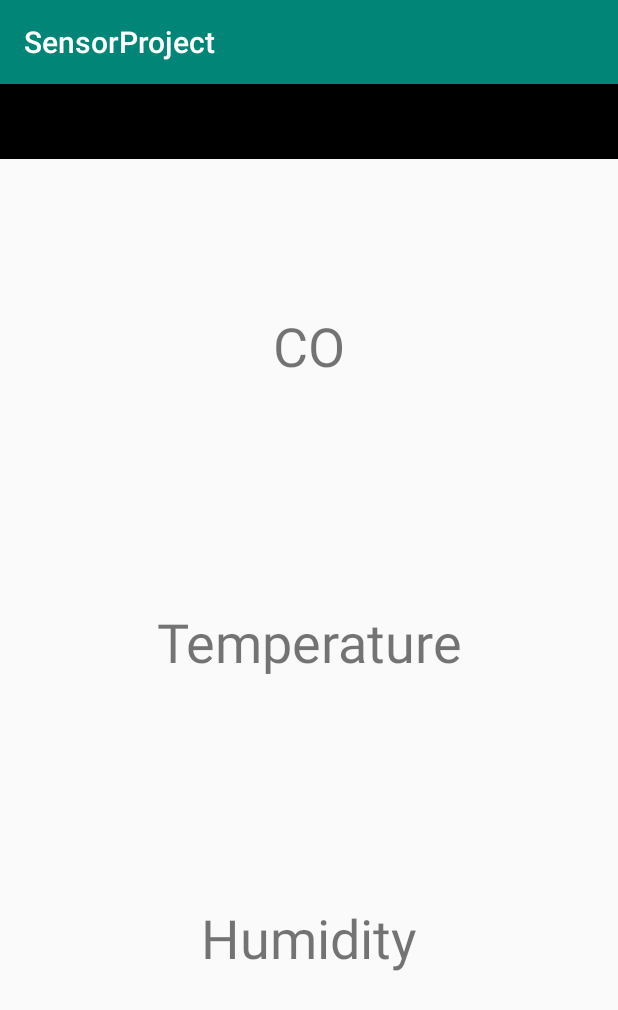
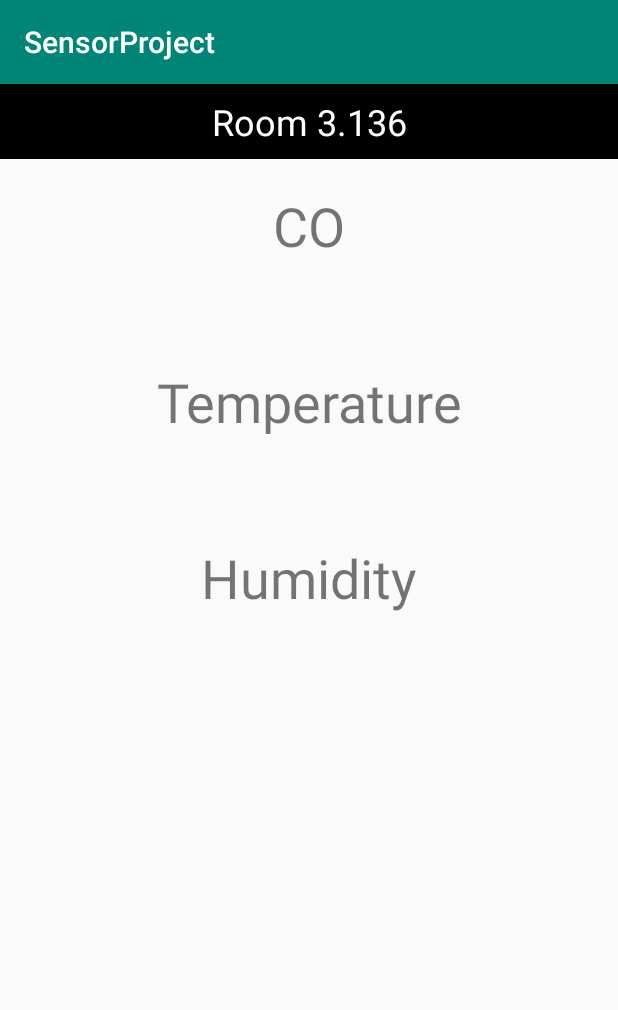
Before and after one commit to nato93/SensorProject, an Android app: the MainPageActivity screen opened directly, with no data from a screen before it, on a phone screen of 412 x 824 dp. Shown: the top 1010 px of the screen. Run offline under Robolectric (Android 15) with nearby library versions, the phone set to English and light mode, and no system bars; our stand-ins replace Firebase (no records; nobody signed in at launch, a user with empty details on screens opened directly); 3 statements that could not run were skipped.

Commit message:
changing design

```diff
--- a/app/src/main/res/layout/activity_mainpage.xml
+++ b/app/src/main/res/layout/activity_mainpage.xml
@@ -19,14 +19,14 @@
             android:gravity="center|center_vertical"
             android:textColor="#FFFFFF"
             android:textSize="24sp"
-            tools:text="@string/mRoomView" />
+            android:text="@string/mRoomView" />
     </LinearLayout>
 
     <TextView
         android:id="@+id/mCoView"
         android:layout_width="match_parent"
         android:layout_height="wrap_content"
-        android:layout_marginTop="100dp"
+        android:layout_marginTop="20dp"
         android:gravity="center|center_horizontal"
         android:text="@string/mCoView"
         android:textSize="36sp" />
@@ -43,7 +43,7 @@
         android:id="@+id/mTempView"
         android:layout_width="match_parent"
         android:layout_height="wrap_content"
-        android:layout_marginTop="100dp"
+        android:layout_marginTop="20dp"
         android:gravity="center|center_horizontal"
         android:text="@string/mTempView"
         android:textSize="36sp" />
@@ -60,7 +60,7 @@
         android:id="@+id/mHumidView"
         android:layout_width="match_parent"
         android:layout_height="wrap_content"
-        android:layout_marginTop="100dp"
+        android:layout_marginTop="20dp"
         android:gravity="center|center_horizontal"
         android:text="@string/mHumidView"
         android:textSize="36sp" />
```
